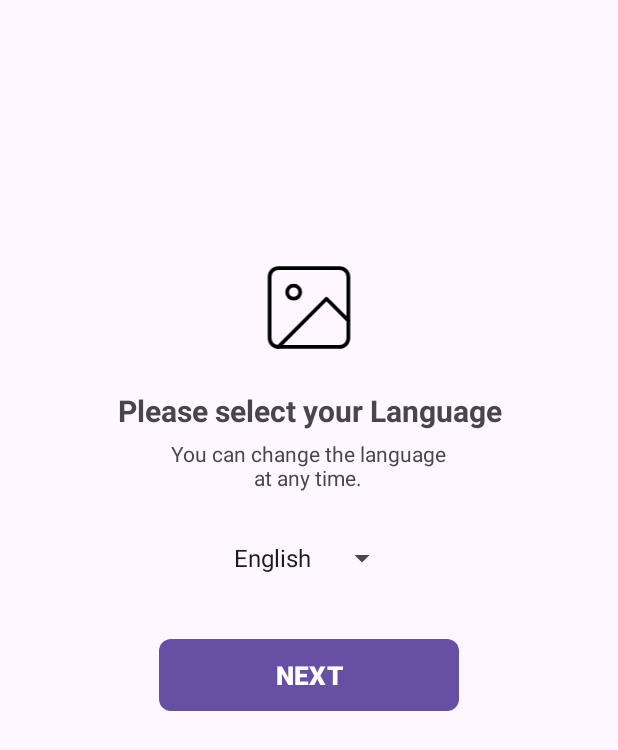
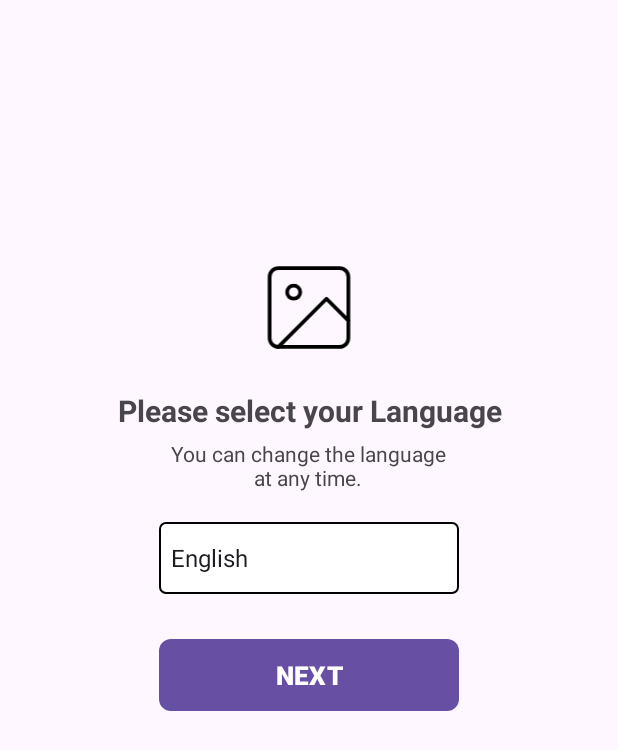
Before and after one commit to dayam8696/Liveasy-User-Authentication, an Android app: the screen it shows after launch (MainActivity), on a phone screen of 412 x 824 dp. Shown: the top 750 px of the screen. Run offline under Robolectric (Android 15) with nearby library versions, the phone set to English and light mode, and no system bars.

Commit message:
updated new

```diff
--- a/app/src/main/res/layout/fragment_language.xml
+++ b/app/src/main/res/layout/fragment_language.xml
@@ -35,10 +35,11 @@
 
     <Spinner
         android:id="@+id/spinner"
-        android:layout_width="wrap_content"
+        android:layout_width="200dp"
         android:layout_height="wrap_content"
         android:gravity="center"
         android:layout_gravity="center"
+        android:background="@drawable/enter_num_box_frame"
         android:layout_marginTop="20dp"
         android:entries="@array/Languages"/>
 
```
Also changed, not shown: app/src/main/res/layout/fragment_mobile.xml (+20 -28 lines).
